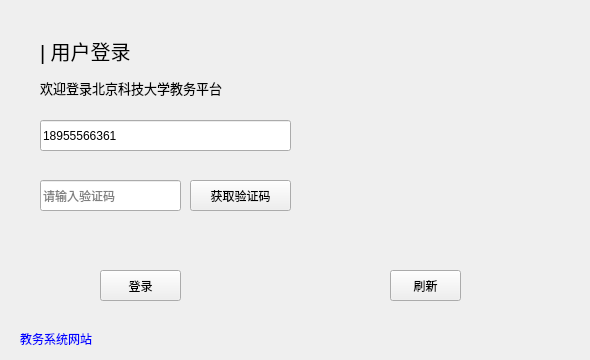
The window that ui/login.ui (FKSJDSCZ/USTB-curricula-variable-helper) describes before a commit, drawn with Qt 5.
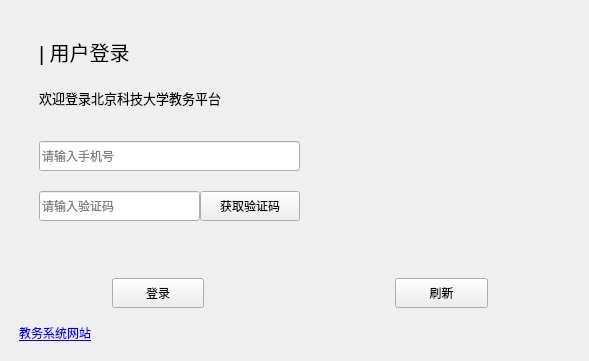
The same window after the commit.

Commit message: 1. optimize automatic course selection service 2. optimize UI design

Diff of the .ui file:
```diff
--- a/ui/login.ui
+++ b/ui/login.ui
@@ -1,42 +1,48 @@
 <?xml version="1.0" encoding="UTF-8"?>
 <ui version="4.0">
  <class>login</class>
- <widget class="QWidget" name="login">
-  <property name="enabled">
-   <bool>true</bool>
-  </property>
+ <widget class="QMainWindow" name="login">
   <property name="geometry">
    <rect>
     <x>0</x>
     <y>0</y>
-    <width>590</width>
-    <height>360</height>
+    <width>589</width>
+    <height>361</height>
    </rect>
   </property>
-  <property name="minimumSize">
-   <size>
-    <width>590</width>
-    <height>360</height>
-   </size>
-  </property>
-  <property name="maximumSize">
-   <size>
-    <width>590</width>
-    <height>360</height>
-   </size>
-  </property>
   <property name="windowTitle">
    <string>用户登录</string>
   </property>
+  <widget class="QWidget" name="centralwidget">
+   <layout class="QGridLayout" name="gridLayout">
+    <item row="0" column="0">
+     <layout class="QVBoxLayout" name="verticalLayout_3" stretch="7,1,1">
+      <property name="leftMargin">
+       <number>10</number>
+      </property>
+      <item>
+       <layout class="QHBoxLayout" name="horizontalLayout_2" stretch="1,1">
+        <property name="spacing">
+         <number>0</number>
+        </property>
+        <item>
+         <layout class="QVBoxLayout" name="verticalLayout_2" stretch="3,3,3,1">
+          <property name="spacing">
+           <number>20</number>
+          </property>
+          <property name="leftMargin">
+           <number>20</number>
+          </property>
+          <property name="topMargin">
+           <number>20</number>
+          </property>
+          <item>
+           <layout class="QVBoxLayout" name="verticalLayout">
+            <property name="spacing">
+             <number>0</number>
+            </property>
+            <item>
   <widget class="QLabel" name="label">
-   <property name="geometry">
-    <rect>
-     <x>40</x>
-     <y>30</y>
-     <width>101</width>
-     <height>41</height>
-    </rect>
-   </property>
    <property name="font">
     <font>
      <pointsize>15</pointsize>
@@ -46,47 +52,9 @@
     <string>| 用户登录</string>
    </property>
   </widget>
-  <widget class="QLabel" name="label_2">
-   <property name="geometry">
-    <rect>
-     <x>20</x>
-     <y>330</y>
-     <width>81</width>
-     <height>16</height>
-    </rect>
-   </property>
-   <property name="text">
-    <string>&lt;a href=&quot;https://jwgl.ustb.edu.cn&quot;&gt;教务系统网站&lt;/a&gt;</string>
-   </property>
-   <property name="openExternalLinks">
-    <bool>true</bool>
-   </property>
-  </widget>
-  <widget class="QLineEdit" name="phoneNumberEdit">
-   <property name="geometry">
-    <rect>
-     <x>40</x>
-     <y>120</y>
-     <width>251</width>
-     <height>31</height>
-    </rect>
-   </property>
-   <property name="text">
-    <string>18955566361</string>
-   </property>
-   <property name="placeholderText">
-    <string>请输入手机号</string>
-   </property>
-  </widget>
+            </item>
+            <item>
   <widget class="QLabel" name="label_3">
-   <property name="geometry">
-    <rect>
-     <x>40</x>
-     <y>80</y>
-     <width>191</width>
-     <height>16</height>
-    </rect>
-   </property>
    <property name="font">
     <font>
      <pointsize>10</pointsize>
@@ -99,30 +67,53 @@
     <string>欢迎登录北京科技大学教务平台</string>
    </property>
   </widget>
+            </item>
+           </layout>
+          </item>
+          <item>
+           <widget class="QLineEdit" name="phoneNumberEdit">
+            <property name="minimumSize">
+             <size>
+              <width>0</width>
+              <height>30</height>
+             </size>
+            </property>
+            <property name="text">
+             <string/>
+            </property>
+            <property name="placeholderText">
+             <string>请输入手机号</string>
+            </property>
+           </widget>
+          </item>
+          <item>
+           <layout class="QHBoxLayout" name="horizontalLayout">
+            <property name="spacing">
+             <number>0</number>
+            </property>
+            <item>
   <widget class="QLineEdit" name="smsCodeEdit">
-   <property name="geometry">
-    <rect>
-     <x>40</x>
-     <y>180</y>
-     <width>141</width>
-     <height>31</height>
-    </rect>
+              <property name="minimumSize">
+               <size>
+                <width>0</width>
+                <height>30</height>
+               </size>
    </property>
    <property name="placeholderText">
     <string>请输入验证码</string>
    </property>
   </widget>
-  <widget class="QPushButton" name="loginBtn">
-   <property name="geometry">
-    <rect>
-     <x>100</x>
-     <y>270</y>
-     <width>81</width>
-     <height>31</height>
-    </rect>
+            </item>
+            <item>
+             <widget class="QPushButton" name="getmsgBtn">
+              <property name="minimumSize">
+               <size>
+                <width>100</width>
+                <height>30</height>
+               </size>
    </property>
    <property name="text">
-    <string>登录</string>
+               <string>获取验证码</string>
    </property>
    <property name="autoDefault">
     <bool>false</bool>
@@ -131,38 +122,11 @@
     <bool>false</bool>
    </property>
   </widget>
-  <widget class="QPushButton" name="refreshBtn">
-   <property name="geometry">
-    <rect>
-     <x>390</x>
-     <y>270</y>
-     <width>71</width>
-     <height>31</height>
-    </rect>
-   </property>
-   <property name="text">
-    <string>刷新</string>
-   </property>
-  </widget>
-  <widget class="QLabel" name="qrCodeLabel">
-   <property name="geometry">
-    <rect>
-     <x>330</x>
-     <y>50</y>
-     <width>201</width>
-     <height>201</height>
-    </rect>
-   </property>
-  </widget>
+            </item>
+           </layout>
+          </item>
+          <item>
   <widget class="QLabel" name="warningLabel">
-   <property name="geometry">
-    <rect>
-     <x>40</x>
-     <y>230</y>
-     <width>251</width>
-     <height>21</height>
-    </rect>
-   </property>
    <property name="styleSheet">
     <string notr="true">QLabel { color : red; }</string>
    </property>
@@ -170,17 +134,62 @@
     <set>Qt::AlignmentFlag::AlignCenter</set>
    </property>
   </widget>
-  <widget class="QPushButton" name="getmsgBtn">
-   <property name="geometry">
-    <rect>
-     <x>190</x>
-     <y>180</y>
-     <width>101</width>
-     <height>31</height>
-    </rect>
+          </item>
+         </layout>
+        </item>
+        <item>
+         <layout class="QVBoxLayout" name="verticalLayout_4">
+          <property name="leftMargin">
+           <number>39</number>
+          </property>
+          <property name="topMargin">
+           <number>27</number>
+          </property>
+          <property name="rightMargin">
+           <number>40</number>
+          </property>
+          <property name="bottomMargin">
+           <number>27</number>
+          </property>
+          <item>
+           <widget class="QLabel" name="qrCodeLabel">
+            <property name="minimumSize">
+             <size>
+              <width>200</width>
+              <height>200</height>
+             </size>
+            </property>
+           </widget>
+          </item>
+         </layout>
+        </item>
+       </layout>
+      </item>
+      <item>
+       <layout class="QHBoxLayout" name="horizontalLayout_3" stretch="1,1,2,1,1">
+        <item>
+         <spacer name="horizontalSpacer">
+          <property name="orientation">
+           <enum>Qt::Orientation::Horizontal</enum>
+          </property>
+          <property name="sizeHint" stdset="0">
+           <size>
+            <width>40</width>
+            <height>20</height>
+           </size>
+          </property>
+         </spacer>
+        </item>
+        <item>
+         <widget class="QPushButton" name="loginBtn">
+          <property name="minimumSize">
+           <size>
+            <width>0</width>
+            <height>30</height>
+           </size>
    </property>
    <property name="text">
-    <string>获取验证码</string>
+           <string>登录</string>
    </property>
    <property name="autoDefault">
     <bool>false</bool>
@@ -188,6 +197,79 @@
    <property name="flat">
     <bool>false</bool>
    </property>
+         </widget>
+        </item>
+        <item>
+         <spacer name="horizontalSpacer_2">
+          <property name="orientation">
+           <enum>Qt::Orientation::Horizontal</enum>
+          </property>
+          <property name="sizeHint" stdset="0">
+           <size>
+            <width>40</width>
+            <height>20</height>
+           </size>
+          </property>
+         </spacer>
+        </item>
+        <item>
+         <widget class="QPushButton" name="refreshBtn">
+          <property name="minimumSize">
+           <size>
+            <width>0</width>
+            <height>30</height>
+           </size>
+          </property>
+          <property name="text">
+           <string>刷新</string>
+          </property>
+         </widget>
+        </item>
+        <item>
+         <spacer name="horizontalSpacer_3">
+          <property name="orientation">
+           <enum>Qt::Orientation::Horizontal</enum>
+          </property>
+          <property name="sizeHint" stdset="0">
+           <size>
+            <width>40</width>
+            <height>20</height>
+           </size>
+          </property>
+         </spacer>
+        </item>
+       </layout>
+      </item>
+      <item>
+       <layout class="QHBoxLayout" name="horizontalLayout_4">
+        <item>
+         <widget class="QLabel" name="label_2">
+          <property name="text">
+           <string>&lt;a href=&quot;https://jwgl.ustb.edu.cn&quot;&gt;教务系统网站&lt;/a&gt;</string>
+          </property>
+          <property name="openExternalLinks">
+           <bool>true</bool>
+          </property>
+         </widget>
+        </item>
+        <item>
+         <spacer name="horizontalSpacer_4">
+          <property name="orientation">
+           <enum>Qt::Orientation::Horizontal</enum>
+          </property>
+          <property name="sizeHint" stdset="0">
+           <size>
+            <width>40</width>
+            <height>20</height>
+           </size>
+          </property>
+         </spacer>
+        </item>
+       </layout>
+      </item>
+     </layout>
+    </item>
+   </layout>
   </widget>
  </widget>
  <resources/>
```
Lines whose indentation alone changed are shown as unchanged. The commit also changes 7 other files.
